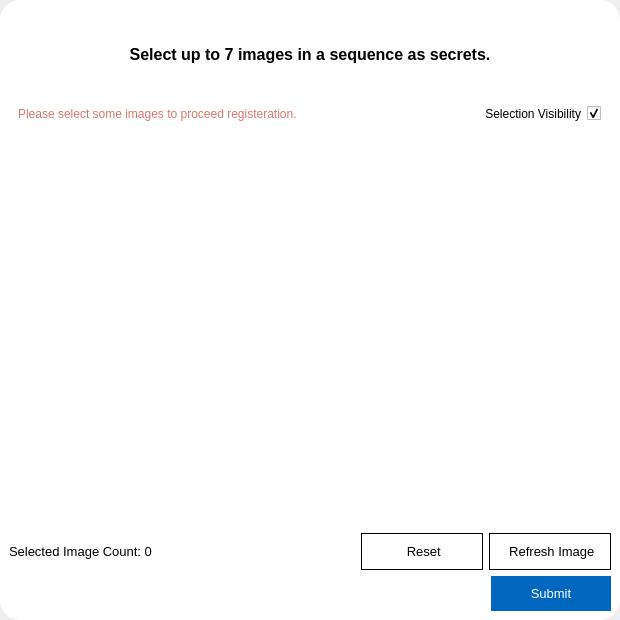
First picture: the form in src/views/register_views/picture_password_view.ui, repository devforgely/MFA-Simulator, before the edit.
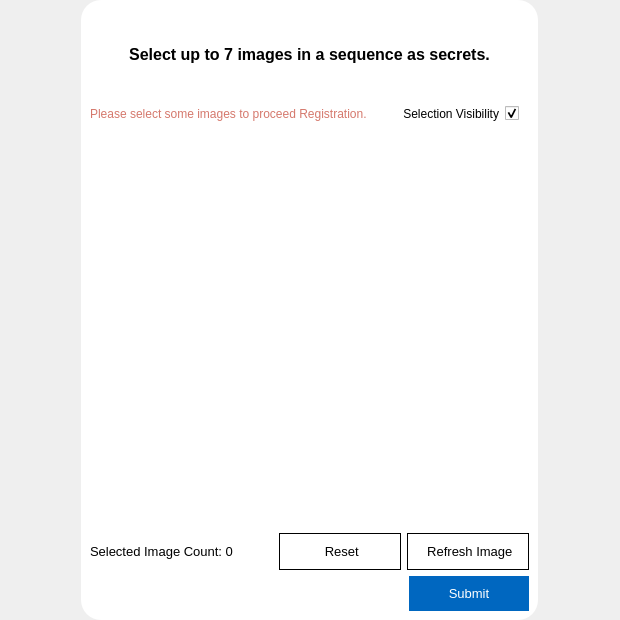
Second picture: the form after the edit. Icons and pictures are not drawn. Custom widgets are drawn as their Qt base class.

Patch:
```diff
--- a/src/views/register_views/picture_password_view.ui
+++ b/src/views/register_views/picture_password_view.ui
@@ -79,7 +79,7 @@
    <property name="bottomMargin">
     <number>0</number>
    </property>
-   <item>
+   <item alignment="Qt::AlignHCenter">
     <widget class="ShadowFrame" name="frame">
      <property name="maximumSize">
       <size>
@@ -112,7 +112,7 @@
         <item alignment="Qt::AlignHCenter">
          <widget class="QLabel" name="warning_label">
           <property name="text">
-           <string>Please select some images to proceed registeration.</string>
+           <string>Please select some images to proceed Registration.</string>
           </property>
          </widget>
         </item>
```
